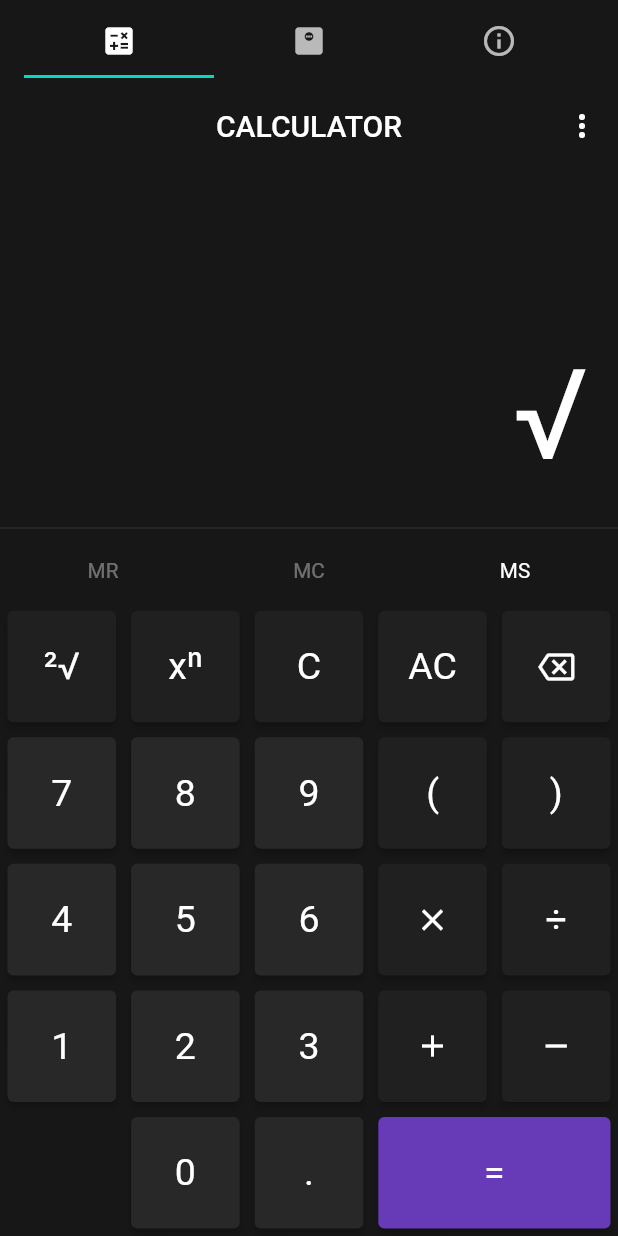
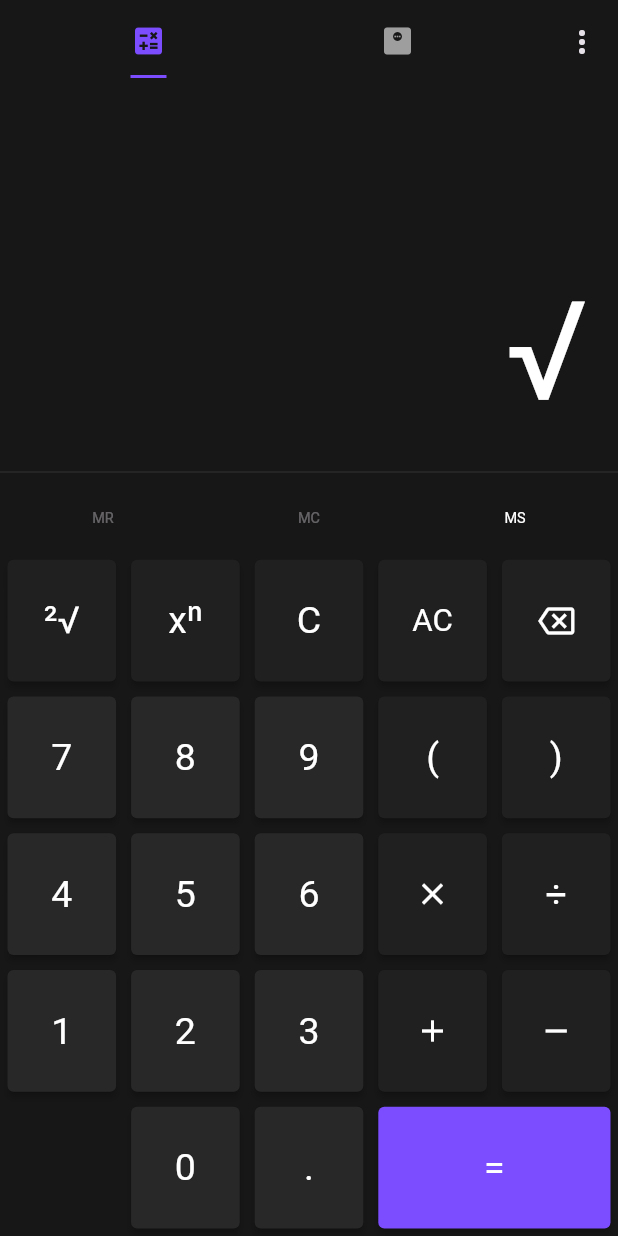
Before and after one commit to lucas-marianno/flutter_calculator_math_parser, a Flutter app: the screen it shows after launch, after a tap on an icon or button, on a phone screen of 412 x 824 dp. Run offline on Flutter 3.47's test engine with Material 2 defaults, Android fonts, the phone set to English and light mode, and no system bars; our stand-ins replace google_fonts.

Commit message:
TabBar Added

```diff
--- a/lib/brain/logic.dart
+++ b/lib/brain/logic.dart
@@ -4,7 +4,7 @@ import 'math_expression_parser.dart';
 import 'memory.dart';
 
 class Logic {
-  static String newScreenValue(String buttonId, String currentDisplay) {
+  static String newDisplayValue(String buttonId, String currentDisplay) {
     String previousButtonId = Memory.getPreviousButtonId();
     num memory = Memory.getMemoryValue();
 
@@ -22,6 +22,8 @@ class Logic {
     previousButtonId = buttonId;
 
     switch (buttonId) {
+      case ButtonId.go:
+        return removeEqualSignFromExpr(mathExpressionParser(currentDisplay));
       case ButtonId.equal:
         Memory.addToMathHistory(
             '$currentDisplay ${mathExpressionParser(currentDisplay)}');
--- a/lib/constants.dart
+++ b/lib/constants.dart
@@ -13,7 +13,7 @@ const Color kTextColor = Colors.white;
 
 const Color kLowEmphasisButtonColor = Color(0xff202020);
 const Color kDefaultButtonColor = Color(0xff282828);
-const Color kHighEmphasisButtonColor = Colors.deepPurple;
+const Color kHighEmphasisButtonColor = Colors.deepPurpleAccent;
 
 const Color kBMIActiveScreenColor = Color.fromARGB(255, 162, 128, 255);
 const Color kBMIInactiveScreenColor = Colors.white;
--- a/lib/main.dart
+++ b/lib/main.dart
@@ -1,9 +1,10 @@
 import 'package:flutter/material.dart';
-import 'package:math_expression_parser/pages/about_page.dart';
+import 'package:math_expression_parser/constants.dart';
 import 'package:math_expression_parser/pages/bmi_page.dart';
 import 'package:math_expression_parser/pages/calculator_page.dart';
 import 'package:math_expression_parser/routes.dart';
 import 'package:math_expression_parser/theme.dart';
+import 'package:math_expression_parser/widgets/popupmenu.dart';
 
 // TODO: Upgrade to Material3
 
@@ -20,7 +21,7 @@ class CalculatorApp extends StatelessWidget {
     //SystemChrome.setEnabledSystemUIMode(SystemUiMode.leanBack);
     return MaterialApp(
       debugShowCheckedModeBanner: false,
-      theme: themeData,
+      theme: material2themeData,
       initialRoute: Pages.mainPage,
       routes: routes,
     );
@@ -38,22 +39,26 @@ class _MainPageState extends State<MainPage> {
   @override
   Widget build(BuildContext context) {
     return DefaultTabController(
-      length: 3,
+      length: 2,
       child: Scaffold(
         appBar: AppBar(
           title: const TabBar(
+            isScrollable: false,
+            indicatorColor: kHighEmphasisButtonColor,
+            indicatorSize: TabBarIndicatorSize.label,
+            labelColor: kHighEmphasisButtonColor,
+            unselectedLabelColor: Colors.grey,
             tabs: [
               Tab(icon: Icon(Icons.calculate)),
               Tab(icon: Icon(Icons.monitor_weight)),
-              Tab(icon: Icon(Icons.info_outline)),
             ],
           ),
+          actions: const [PopupMenu()],
         ),
         body: const TabBarView(
           children: [
-            HomePage(),
+            CalculatorPage(),
             BMIPage(),
-            AboutPage(),
           ],
         ),
       ),
--- a/lib/pages/bmi_page.dart
+++ b/lib/pages/bmi_page.dart
@@ -4,7 +4,6 @@ import '../brain/logic.dart';
 import '../widgets/keyboard_builder.dart';
 import '../widgets/keyboard_default_button.dart';
 import '../widgets/keyboards.dart';
-import '../widgets/popupmenu.dart';
 import '../widgets/bmi_widgets.dart';
 
 class BMIPage extends StatefulWidget {
@@ -28,17 +27,18 @@ class _BMIPageState extends State<BMIPage> {
 
       if (buttonId == ButtonId.ac) {
         BMIBrain.clear();
-      } else if (buttonId == ButtonId.equal) {
+      } else if (buttonId == ButtonId.go) {
         BMIBrain.setBMI();
         BMIBrain.displayResults(context);
-      }
-      String newvalue =
-          Logic.newScreenValue(buttonId, selectedDisplayValue.toString());
+      } else {
+        String displayValue =
+            Logic.newDisplayValue(buttonId, selectedDisplayValue.toString());
 
-      if (_selectedDisplay == BMIMeasurementType.weight) {
-        BMIBrain.setWeight(int.parse(newvalue));
-      } else {
-        BMIBrain.setHeight(int.parse(newvalue));
+        if (_selectedDisplay == BMIMeasurementType.weight) {
+          BMIBrain.setWeight(int.parse(displayValue));
+        } else {
+          BMIBrain.setHeight(int.parse(displayValue));
+        }
       }
     });
   }
@@ -52,11 +52,6 @@ class _BMIPageState extends State<BMIPage> {
   @override
   Widget build(BuildContext context) {
     return Scaffold(
-      appBar: AppBar(
-        centerTitle: true,
-        title: const Text('BMI'),
-        actions: const [PopupMenu()],
-      ),
       body: Column(
         children: [
           BMIDisplay(BMIBrain.getWeight(), BMIBrain.getHeight(),
--- a/lib/pages/calculator_page.dart
+++ b/lib/pages/calculator_page.dart
@@ -1,28 +1,26 @@
 import 'package:flutter/material.dart';
 import '../brain/logic.dart';
 import '../brain/memory.dart';
-import '../constants.dart';
 import '../widgets/calculator_display.dart';
 import '../widgets/keyboard_builder.dart';
-import '../widgets/popupmenu.dart';
 import '../widgets/keyboards.dart';
 
 // TODO: Feature: Implement the hability to select text on any of the app displays, and copy it.
 // TODO: Feature: Implement a cursor on any of the displays, allowing users to edit text.
 
-class HomePage extends StatefulWidget {
-  const HomePage({super.key});
+class CalculatorPage extends StatefulWidget {
+  const CalculatorPage({super.key});
 
   @override
-  State<HomePage> createState() => _HomePageState();
+  State<CalculatorPage> createState() => _CalculatorPageState();
 }
 
-class _HomePageState extends State<HomePage> {
+class _CalculatorPageState extends State<CalculatorPage> {
   updateDisplay(buttonId) {
     setState(() {
       Memory.setFunction(updateDisplayFromMemory);
       Memory.setDisplayValue(
-          Logic.newScreenValue(buttonId, Memory.getDisplayValue()));
+          Logic.newDisplayValue(buttonId, Memory.getDisplayValue()));
     });
   }
 
@@ -36,12 +34,8 @@ class _HomePageState extends State<HomePage> {
   Widget build(BuildContext context) {
     return SafeArea(
       child: Scaffold(
-        appBar: AppBar(
-            centerTitle: true,
-            title: const Text('CALCULATOR'),
-            actions: const [PopupMenu()]),
-        backgroundColor: kBackgroundColor,
         body: Column(
+          crossAxisAlignment: CrossAxisAlignment.stretch,
           children: [
             CalculatorDisplay(
               memoryDisplayValue: Memory.getMathHistory(),
--- a/lib/routes.dart
+++ b/lib/routes.dart
@@ -13,7 +13,7 @@ class Pages {
 
 Map<String, Widget Function(BuildContext)> routes = {
   Pages.mainPage: (context) => const MainPage(),
-  Pages.calculatorPage: (context) => const HomePage(),
+  Pages.calculatorPage: (context) => const CalculatorPage(),
   Pages.aboutPage: (context) => const AboutPage(),
   Pages.bmiPage: (context) => const BMIPage(),
 };
--- a/lib/theme.dart
+++ b/lib/theme.dart
@@ -1,15 +1,34 @@
 import 'package:flutter/material.dart';
 import 'constants.dart';
 
-ThemeData themeData = ThemeData(
+ThemeData material3themeData = ThemeData(
+  useMaterial3: true,
   appBarTheme: const AppBarTheme(elevation: 0, color: kBackgroundColor),
-  colorScheme: const ColorScheme.dark(
-    primary: kDefaultButtonColor,
-    onPrimary: kTextColor,
+  colorScheme: const ColorScheme.dark(),
+  scaffoldBackgroundColor: kBackgroundColor,
+  textButtonTheme: TextButtonThemeData(
+    style: TextButton.styleFrom(
+      foregroundColor: kTextColor,
+      textStyle: kFunctionButtonTextStyle,
+    ),
   ),
+);
+
+ThemeData material2themeData = ThemeData(
+  useMaterial3: false,
+  appBarTheme: const AppBarTheme(elevation: 0, color: kBackgroundColor),
+  colorScheme: ColorScheme.fromSeed(
+    seedColor: kHighEmphasisButtonColor,
+    brightness: Brightness.dark,
+  ),
+  // colorScheme: const ColorScheme.dark(
+  //   primary: kDefaultButtonColor,
+  //   onPrimary: kTextColor,
+  // ),
   elevatedButtonTheme: ElevatedButtonThemeData(
     style: ElevatedButton.styleFrom(
       textStyle: kButtonTextStyle,
+      foregroundColor: Colors.black,
     ),
   ),
   scaffoldBackgroundColor: kBackgroundColor,
--- a/lib/widgets/keyboard_default_button.dart
+++ b/lib/widgets/keyboard_default_button.dart
@@ -30,7 +30,8 @@ class ButtonId {
       power = '^',
       mr = 'MR',
       ms = 'MS',
-      mc = 'MC';
+      mc = 'MC',
+      go = 'GO';
 
   ButtonId();
 }
@@ -71,7 +72,11 @@ class ButtonLabel extends StatelessWidget {
       }
     }
 
-    return FittedBox(child: label);
+    return FittedBox(
+        child: Padding(
+      padding: const EdgeInsets.all(8),
+      child: label,
+    ));
   }
 }
 
@@ -82,7 +87,6 @@ class DefaultButton extends StatelessWidget {
   final int? flex;
 
   const DefaultButton(
-    // buttonFunction = Function(ButtonId.id)
     this.buttonId,
     this.buttonFunction, {
     super.key,
@@ -125,5 +129,9 @@ ButtonStyle defaultButtonStyle(Emphasis? emphasis) {
     return kDefaultButtonColor;
   }
 
-  return ButtonStyle(backgroundColor: MaterialStatePropertyAll(color()));
+  return ButtonStyle(
+    backgroundColor: MaterialStatePropertyAll(color()),
+    foregroundColor: const MaterialStatePropertyAll(kTextColor),
+    textStyle: const MaterialStatePropertyAll(kButtonTextStyle),
+  );
 }
--- a/lib/widgets/keyboards.dart
+++ b/lib/widgets/keyboards.dart
@@ -77,7 +77,7 @@ class Keyboards {
           const Spacer(),
           DefaultButton(ButtonId.zero, function),
           DefaultButton(
-            ButtonId.equal,
+            ButtonId.go,
             function,
             emphasis: Emphasis.high,
           )
--- a/lib/widgets/popupmenu.dart
+++ b/lib/widgets/popupmenu.dart
@@ -20,15 +20,9 @@ class PopupMenu extends StatelessWidget {
   Widget build(BuildContext context) {
     return PopupMenuButton(
       onSelected: (value) {
-        if (value == Pages.aboutPage) {
-          Navigator.pushNamed(context, value);
-        } else {
-          Navigator.popAndPushNamed(context, value);
-        }
+        Navigator.pushNamed(context, value);
       },
       itemBuilder: (context) => const [
-        PopupMenuItem(value: Pages.calculatorPage, child: Text('Calculator')),
-        PopupMenuItem(value: Pages.bmiPage, child: Text('BMI Calculator')),
         PopupMenuItem(
           value: Pages.aboutPage,
           child: Row(
```
